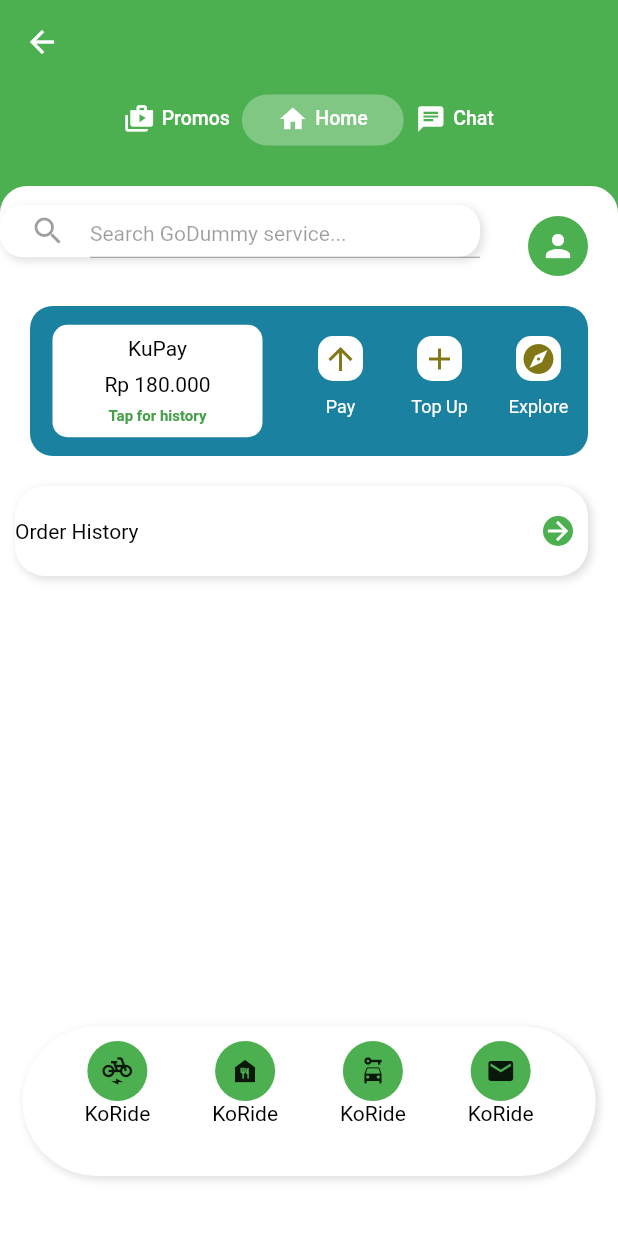
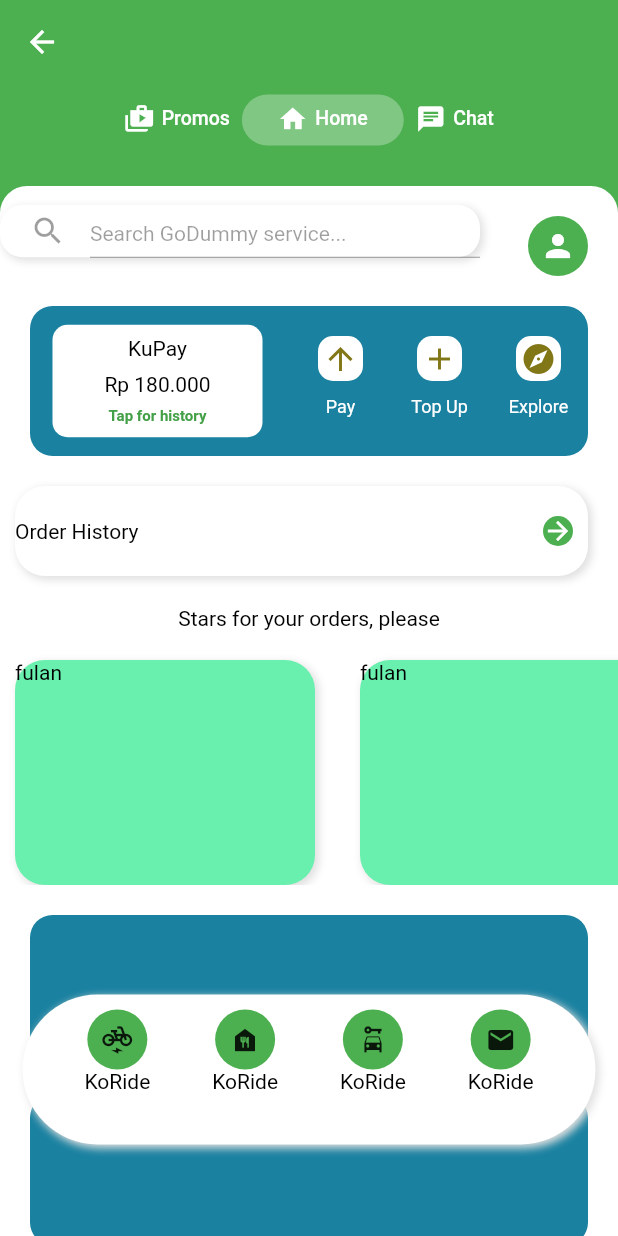
Before and after one commit to bhangun/kutilang-example, a Flutter app: the KoMain screen opened by its route, on a phone screen of 412 x 824 dp. Run offline on Flutter 3.47's test engine with Material 2 defaults, Android fonts, the phone set to English and light mode, and no system bars; our stand-ins replace another_flushbar, bloc, connectivity, dio, equatable, flutter_bloc and 5 more; missing offline and left inert: biometric_storage, f_logs, xxtea; accounts and stored records are empty.

Commit message:
reconfigure bottomNav & add others

```diff
--- a/lib/modules/kojek/pages/ko_home.dart
+++ b/lib/modules/kojek/pages/ko_home.dart
@@ -8,6 +8,10 @@ class KoHome extends StatefulWidget {
 }
 
 class _KoHomeState extends State<KoHome> {
+  bool _isOpen = false;
+  double _bottomHeight = 100;
+  double _bottomWidth = 400;
+
   @override
   Widget build(BuildContext context) {
     return DraggableScrollableSheet(
@@ -37,7 +41,10 @@ class _KoHomeState extends State<KoHome> {
                             _searchRow(),
                             _headerRow(),
                             _orderHistory(),
-                            //_starsOrder()
+                            _starsOrder(),
+                            _others(),
+                            _others(),
+                            _others()
                           ],
                         ))),
                 _bottomNav()
@@ -199,25 +206,26 @@ class _KoHomeState extends State<KoHome> {
   }
 
   _starsOrder() {
-    return Flexible(
+    return /* Flexible(
         flex: 1,
         fit: FlexFit.loose,
-        child: Column(
+        child: */
+        Column(
             mainAxisSize: MainAxisSize.min,
             mainAxisAlignment: MainAxisAlignment.spaceBetween,
             children: [
-              Text('Stars for your orders, please'),
-              /* SizedBox.expand(
-                  child:  */
-              SingleChildScrollView(
-                  child: Container(
-                      child: Row(
+          Text('Stars for your orders, please'),
+          SingleChildScrollView(
+              scrollDirection: Axis.horizontal,
+              child: Container(
+                  child: Row(
                 mainAxisSize: MainAxisSize.min,
                 mainAxisAlignment: MainAxisAlignment.spaceAround,
                 children: [_driver(), _driver(), _driver(), _driver()],
               )))
-              //)
-            ]));
+          //)
+        ]) //)
+        ;
   }
 
   _driver() {
@@ -227,7 +235,7 @@ class _KoHomeState extends State<KoHome> {
       height: 150,
       decoration: BoxDecoration(
           borderRadius: BorderRadius.circular(20),
-          color: Colors.white,
+          color: Colors.greenAccent,
           boxShadow: [
             BoxShadow(
               color: Colors.grey[300]!,
@@ -245,16 +253,28 @@ class _KoHomeState extends State<KoHome> {
 
   _bottomNav() {
     return DraggableScrollableSheet(
-        initialChildSize: 0.2,
-        minChildSize: 0.2,
+        initialChildSize: 0.23,
+        minChildSize: 0.23,
         maxChildSize: 1.0,
         builder: (BuildContext context, ScrollController scrollController) {
+          scrollController.addListener(() {
+            setState(() {
+              _isOpen = _isOpen ? false : true;
+              if (_isOpen) {
+                _bottomHeight = 1000;
+                _bottomWidth = 500;
+              } else {
+                _bottomHeight = 100;
+                _bottomWidth = 400;
+              }
+            });
+          });
           return SingleChildScrollView(
               controller: scrollController,
               child: Container(
-                  margin: EdgeInsets.fromLTRB(15, 0, 15, 30),
-                  height: 100,
-                  width: 400,
+                  margin: EdgeInsets.fromLTRB(15, 0, 15, 0),
+                  height: _bottomHeight,
+                  width: _bottomWidth,
                   decoration: BoxDecoration(
                       color: Colors.white,
                       boxShadow: [
@@ -268,9 +288,16 @@ class _KoHomeState extends State<KoHome> {
                           spreadRadius: 0.5,
                         ),
                       ],
-                      borderRadius: BorderRadius.circular(50)),
+                      borderRadius: _borderRadius()),
                   child: _bottomRowBtn()));
         });
+  }
+
+  _borderRadius() {
+    return _isOpen
+        ? BorderRadius.only(
+            topLeft: Radius.circular(18), topRight: Radius.circular(18))
+        : BorderRadius.circular(50);
   }
 
   _bottomRowBtn() {
@@ -300,4 +327,17 @@ class _KoHomeState extends State<KoHome> {
       Text(label)
     ]);
   }
+
+  _others() {
+    return Container(
+        margin: EdgeInsets.fromLTRB(20, 20, 20, 0),
+        width: 400,
+        height: 100,
+        decoration: BoxDecoration(
+          borderRadius: BorderRadius.circular(15),
+          color: Color.fromARGB(255, 26, 129, 160),
+        ),
+        child:  Text('')
+        );
+  }
 }
```
